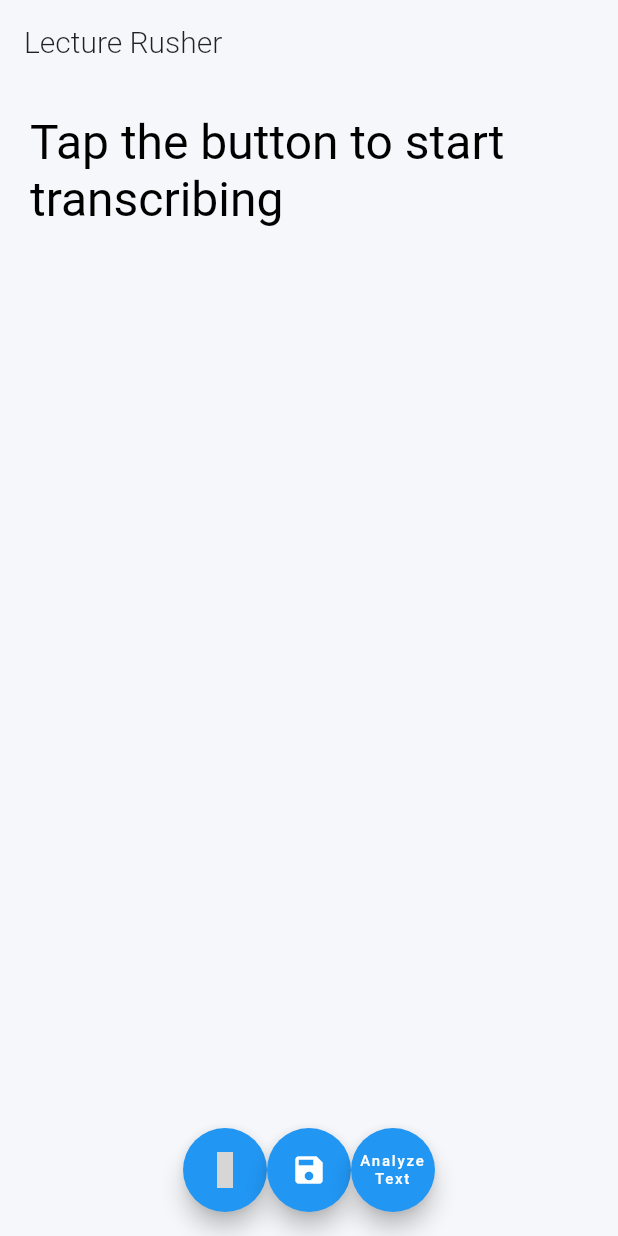
After one commit to hashem78/LectureRusher, a Flutter app: the TransScribeScreen screen opened by its route, on a phone screen of 412 x 824 dp. The commit adds this screen. Run offline on Flutter 3.47's test engine with Material 2 defaults, Android fonts, the phone set to English and light mode, and no system bars; our stand-ins replace file_picker, material_design_icons_flutter, permission_handler, speech_to_text; missing offline and left inert: flutter_sound; grey boxes are pictures that could not be loaded.

Commit message:
Transcription mega update

```diff
--- /dev/null
+++ b/lecturerusher/lib/models/transcribe_model.dart
@@ -0,0 +1,33 @@
+import 'package:flutter/material.dart';
+import 'package:speech_to_text/speech_to_text.dart' as stt;
+
+class TranScribeModel extends ChangeNotifier {
+  stt.SpeechToText speech = stt.SpeechToText();
+  bool isListening = false;
+  bool hasSpeech = false;
+  String text = 'Tap the button to start transcribing';
+  String analysisText = '';
+
+  void updateAnalysisText(String text) {
+    analysisText = text;
+    notifyListeners();
+  }
+
+  void setListening(bool value) {
+    isListening = value;
+    notifyListeners();
+  }
+
+  void startListening() {}
+  void stopListening() {}
+  void cancelListening() {}
+  void sethasSpeech(bool value) {
+    hasSpeech = value;
+    notifyListeners();
+  }
+
+  void updateText(String newText) {
+    text = newText;
+    notifyListeners();
+  }
+}
--- /dev/null
+++ b/lecturerusher/lib/screens/transcribe_screen.dart
@@ -0,0 +1,120 @@
+import 'dart:convert';
+
+import 'package:flutter/material.dart';
+import 'package:lecturerusher/constants.dart';
+import 'package:lecturerusher/models/transcribe_model.dart';
+import 'package:material_design_icons_flutter/material_design_icons_flutter.dart';
+import 'package:provider/provider.dart';
+import 'dart:io';
+import 'package:http/http.dart' as http;
+
+GlobalKey<ScaffoldState> scaffoldState = GlobalKey<ScaffoldState>();
+
+class TransScribeScreen extends StatelessWidget {
+  @override
+  Widget build(BuildContext context) {
+    return Consumer<TranScribeModel>(builder: (context, w, _) {
+      return Scaffold(
+        backgroundColor: kbackgroundColor,
+        key: scaffoldState,
+        floatingActionButtonLocation: FloatingActionButtonLocation.centerFloat,
+        floatingActionButton: Row(
+          mainAxisAlignment: MainAxisAlignment.center,
+          children: [
+            FloatingActionButton(
+              onPressed: () async {
+                if (!w.isListening) {
+                  bool available = await w.speech.initialize(
+                    onStatus: (val) => print('onStatus: $val'),
+                    onError: (val) => print('onError: $val'),
+                  );
+                  if (available) {
+                    w.setListening(true);
+                    w.speech.listen(
+                      onResult: (val) {
+                        w.updateText(val.recognizedWords);
+                      },
+                    );
+                  }
+                } else {
+                  w.setListening(false);
+                  w.speech.stop();
+                }
+              },
+              child: Icon(
+                w.isListening
+                    ? MdiIcons.microphoneOutline
+                    : MdiIcons.microphoneOff,
+              ),
+            ),
+            FloatingActionButton(
+              heroTag: "1",
+              child: Icon(
+                Icons.save,
+              ),
+              onPressed: () {
+                File f = File("/sdcard/lecture.txt");
+                scaffoldState.currentState.showSnackBar(
+                  SnackBar(
+                    content: Text("Saved contents to lecture.txt in storage"),
+                  ),
+                );
+                f.writeAsString(w.text + w.analysisText);
+              },
+            ),
+            FloatingActionButton(
+              heroTag: "2",
+              onPressed: () async {
+                String url =
+                    'https://z65meaof1g.execute-api.us-east-1.amazonaws.com/default/getData?text=${w.text}';
+                var response = await http.get(url);
+                var jsonResponse = jsonDecode(response.body);
+
+                var entities = jsonResponse['entities'];
+                var syntax = jsonResponse['syntax'];
+
+                String finalText =
+                    '''Sentiment : ${jsonResponse['sentiment']}\nComercial Items: ${entities['comercial_items'] ?? 'none'}\nDates: ${entities['dates'] ?? 'none'}\nEvents: ${entities['events'] ?? 'none'}\nLocations: ${entities['locations'] ?? 'none'}\nOrganizations: ${entities['organizations'] ?? 'none'}\nPersons: ${entities['persons'] ?? 'none'}\nQuantities: ${entities['quantities'] ?? 'none'}\nTitles: ${entities['titles'] ?? 'none'}\nVerbs: ${syntax['verbs']}\nAdjectives: ${syntax['adjs']}\nNouns: ${syntax['nouns']}\nPronouns: ${syntax['pronouns']}\nInterjections: ${syntax['interjections']}\nAdverbs: ${syntax['adverbs']}''';
+                finalText = finalText.replaceAll(RegExp(r'\['), '');
+                finalText = finalText.replaceAll(RegExp(r'\]'), '');
+                w.updateAnalysisText(finalText);
+              },
+              child: Text(
+                'Analyze Text',
+                textAlign: TextAlign.center,
+                style: TextStyle(fontSize: 10),
+              ),
+            ),
+          ],
+        ),
+        appBar: krusherAppBar,
+        body: SingleChildScrollView(
+          reverse: true,
+          child: Container(
+            padding: const EdgeInsets.fromLTRB(20.0, 20.0, 20.0, 150.0),
+            child: Column(
+              children: [
+                Text(
+                  w.text,
+                  style: TextStyle(
+                    fontSize: 32.0,
+                    color: Colors.black,
+                    fontWeight: FontWeight.w400,
+                  ),
+                ),
+                Text(
+                  w.analysisText,
+                  style: TextStyle(
+                    fontSize: 20,
+                    color: Colors.black38,
+                    fontWeight: FontWeight.w300,
+                  ),
+                ),
+              ],
+            ),
+          ),
+        ),
+      );
+    });
+  }
+}
```
Also changed, not shown: lecturerusher/lib/screens/main_screen.dart (+8 -2 lines).
